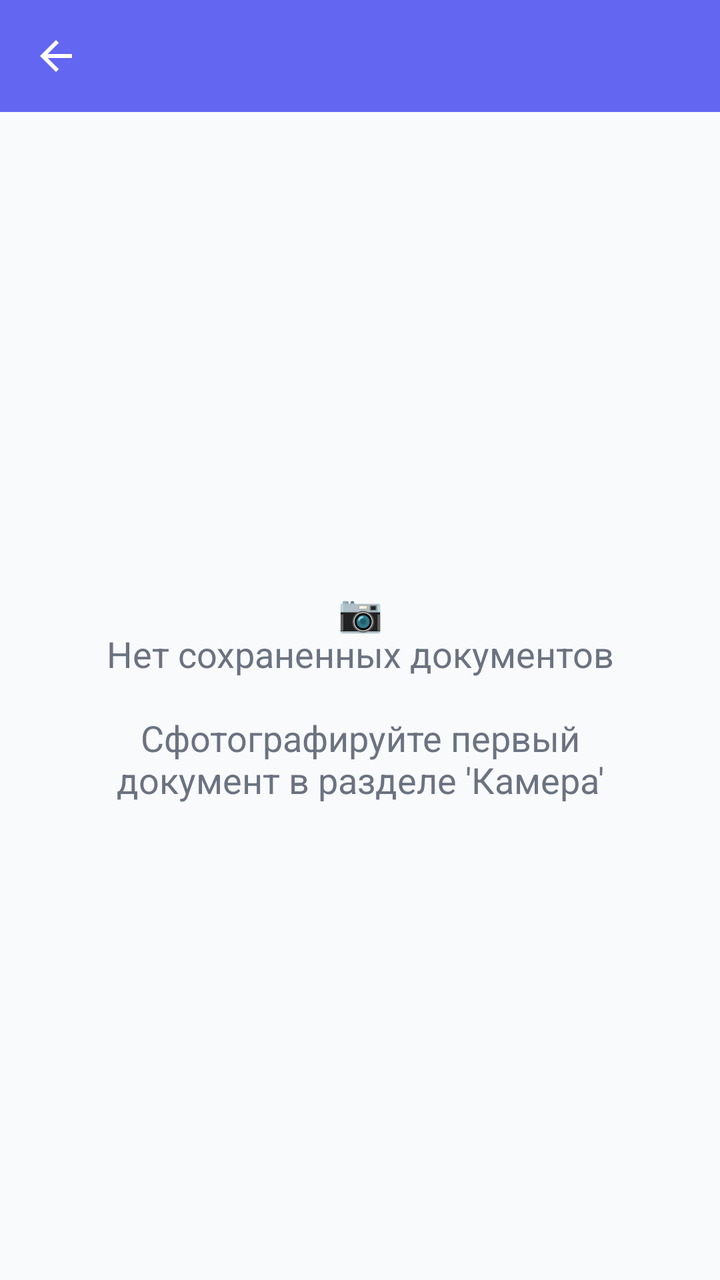
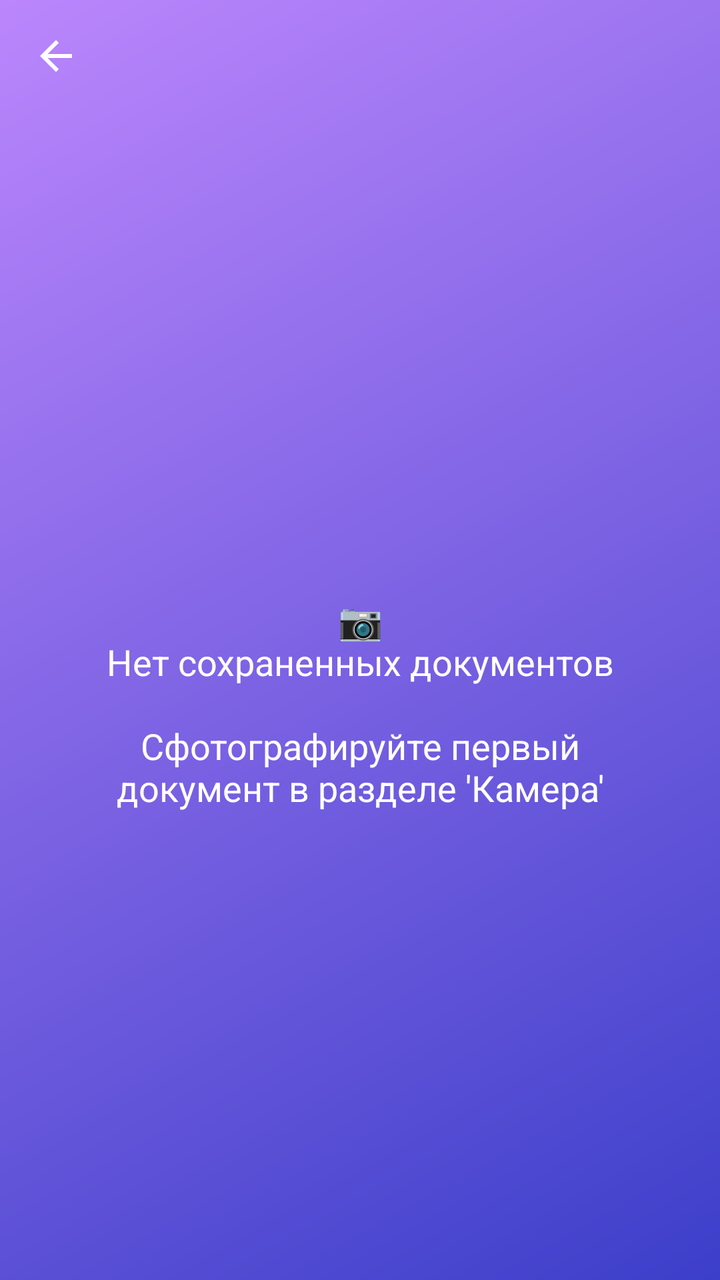

An Android layout rendered at two revisions. The XML below is the earlier revision; the diff shows what the commit changed to produce the second picture.
<!-- AndroidManifest.xml: application theme Theme.GlucoseTracker -->
<!-- res/layout/activity_gallery.xml -->
<?xml version="1.0" encoding="utf-8"?>
<LinearLayout xmlns:android="http://schemas.android.com/apk/res/android"
    xmlns:app="http://schemas.android.com/apk/res-auto"
    android:layout_width="match_parent"
    android:layout_height="match_parent"
    android:orientation="vertical"
    android:background="@color/background_light">

    <com.google.android.material.appbar.MaterialToolbar
        android:id="@+id/toolbar"
        android:layout_width="match_parent"
        android:layout_height="?attr/actionBarSize"
        android:background="@color/primary_color"
        app:titleTextColor="@color/white"
        app:navigationIcon="@drawable/ic_arrow_back"
        app:navigationIconTint="@color/white" />

    <FrameLayout
        android:layout_width="match_parent"
        android:layout_height="match_parent">

        <androidx.recyclerview.widget.RecyclerView
            android:id="@+id/recyclerView"
            android:layout_width="match_parent"
            android:layout_height="match_parent"
            android:padding="8dp"
            android:visibility="gone" />

        <TextView
            android:id="@+id/tvEmpty"
            android:layout_width="match_parent"
            android:layout_height="match_parent"
            android:text="📷\nНет сохраненных документов\n\nСфотографируйте первый документ в разделе 'Камера'"
            android:textSize="18sp"
            android:textColor="@color/text_secondary"
            android:gravity="center"
            android:padding="32dp" />

    </FrameLayout>

</LinearLayout>
<!-- resources referenced by this layout -->
<resources>
  <color name="background_light">#F8FAFC</color>
  <color name="primary_color">#6366F1</color>
  <color name="text_secondary">#6B7280</color>
  <color name="white">#FFFFFFFF</color>
  <!-- drawable ic_arrow_back (drawable) -->
  <vector xmlns:android="http://schemas.android.com/apk/res/android"
      android:width="24dp"
      android:height="24dp"
      android:viewportWidth="24"
      android:viewportHeight="24">
    <path
        android:fillColor="@color/white"
        android:pathData="M20,11L7.83,11l5.59,-5.59L12,4l-8,8l8,8l1.41,-1.41L7.83,13L20,13v-2z"/>
  </vector>
  <style name="Theme.GlucoseTracker" parent="Theme.MaterialComponents.Light.NoActionBar">
          <item name="colorPrimary">@color/primary_color</item>
          <item name="colorPrimaryDark">@color/primary_dark</item>
          <item name="colorAccent">@color/secondary_color</item>
          <item name="android:statusBarColor">@color/primary_dark</item>
      </style>
  <color name="primary_dark">#4338CA</color>
  <color name="secondary_color">#10B981</color>
</resources>

<!-- the commit's change to res/layout/activity_gallery.xml (unified diff, before → after) -->
@@ -4,13 +4,14 @@
     android:layout_width="match_parent"
     android:layout_height="match_parent"
     android:orientation="vertical"
-    android:background="@color/background_light">
+    android:background="@drawable/gradient_background">
 
     <com.google.android.material.appbar.MaterialToolbar
         android:id="@+id/toolbar"
         android:layout_width="match_parent"
         android:layout_height="?attr/actionBarSize"
-        android:background="@color/primary_color"
+        android:background="@android:color/transparent"
+        style="@style/ActionBar"
         app:titleTextColor="@color/white"
         app:navigationIcon="@drawable/ic_arrow_back"
         app:navigationIconTint="@color/white" />
@@ -32,7 +33,7 @@
             android:layout_height="match_parent"
             android:text="📷\nНет сохраненных документов\n\nСфотографируйте первый документ в разделе 'Камера'"
             android:textSize="18sp"
-            android:textColor="@color/text_secondary"
+            android:textColor="@color/white"
             android:gravity="center"
             android:padding="32dp" />
 
<!-- resource entries referenced after the edit -->
@@ -1,9 +1,17 @@
 <!-- resources referenced by this layout -->
 <resources>
-  <color name="background_light">#F8FAFC</color>
-  <color name="primary_color">#6366F1</color>
-  <color name="text_secondary">#6B7280</color>
+  <color name="primary_color">#3C3FCA</color>
+  <color name="purple_200">#FFBB86FC</color>
   <color name="white">#FFFFFFFF</color>
+  <!-- drawable gradient_background (drawable) -->
+  <?xml version="1.0" encoding="utf-8"?>
+  <shape xmlns:android="http://schemas.android.com/apk/res/android">
+      <gradient
+          android:type="linear"
+          android:angle="135"
+          android:startColor="@color/primary_color"
+          android:endColor="@color/purple_200" />
+  </shape>
   <!-- drawable ic_arrow_back (drawable) -->
   <vector xmlns:android="http://schemas.android.com/apk/res/android"
       android:width="24dp"
@@ -14,11 +22,20 @@
         android:fillColor="@color/white"
         android:pathData="M20,11L7.83,11l5.59,-5.59L12,4l-8,8l8,8l1.41,-1.41L7.83,13L20,13v-2z"/>
   </vector>
+  <style name="ActionBar" parent="Widget.MaterialComponents.Toolbar.Primary">
+          <item name="android:textColorPrimary">@color/white</item>
+          <item name="titleTextColor">@color/white</item>
+          <item name="android:textColorSecondary">@color/white</item>
+          <item name="navigationIconTint">@color/white</item>
+          <item name="android:background">@android:color/transparent</item>
+          <item name="background">@android:color/transparent</item>
+      </style>
   <style name="Theme.GlucoseTracker" parent="Theme.MaterialComponents.Light.NoActionBar">
           <item name="colorPrimary">@color/primary_color</item>
           <item name="colorPrimaryDark">@color/primary_dark</item>
           <item name="colorAccent">@color/secondary_color</item>
-          <item name="android:statusBarColor">@color/primary_dark</item>
+          <item name="colorOnSurface">@color/white</item>
+          <item name="colorOnSurfaceVariant">@color/white</item>
       </style>
   <color name="primary_dark">#4338CA</color>
   <color name="secondary_color">#10B981</color>
